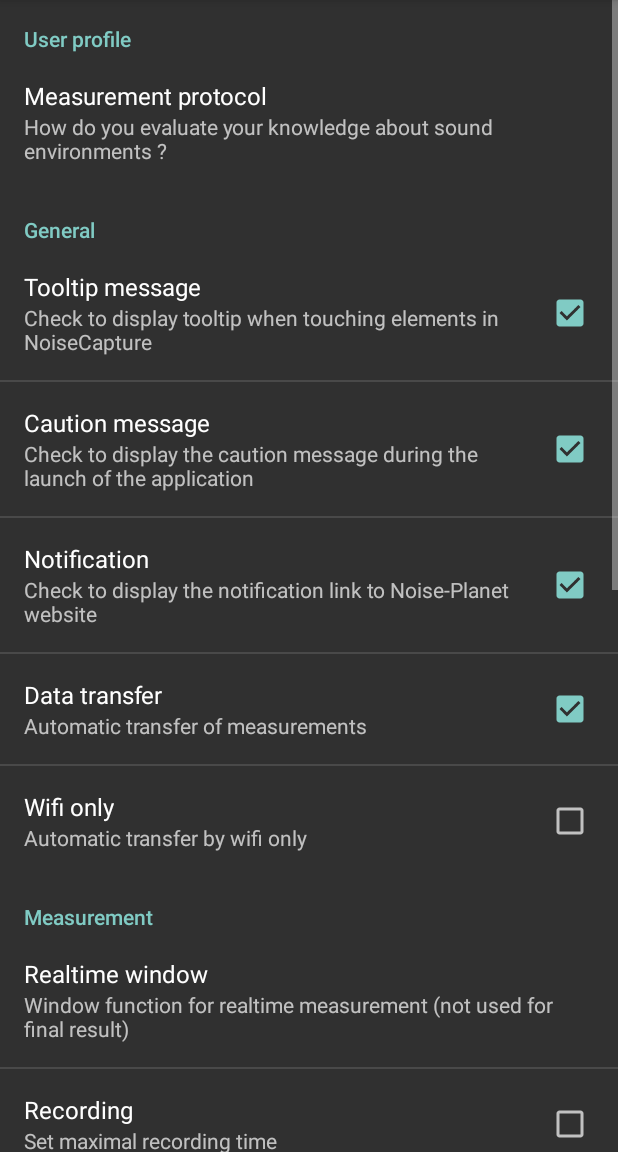
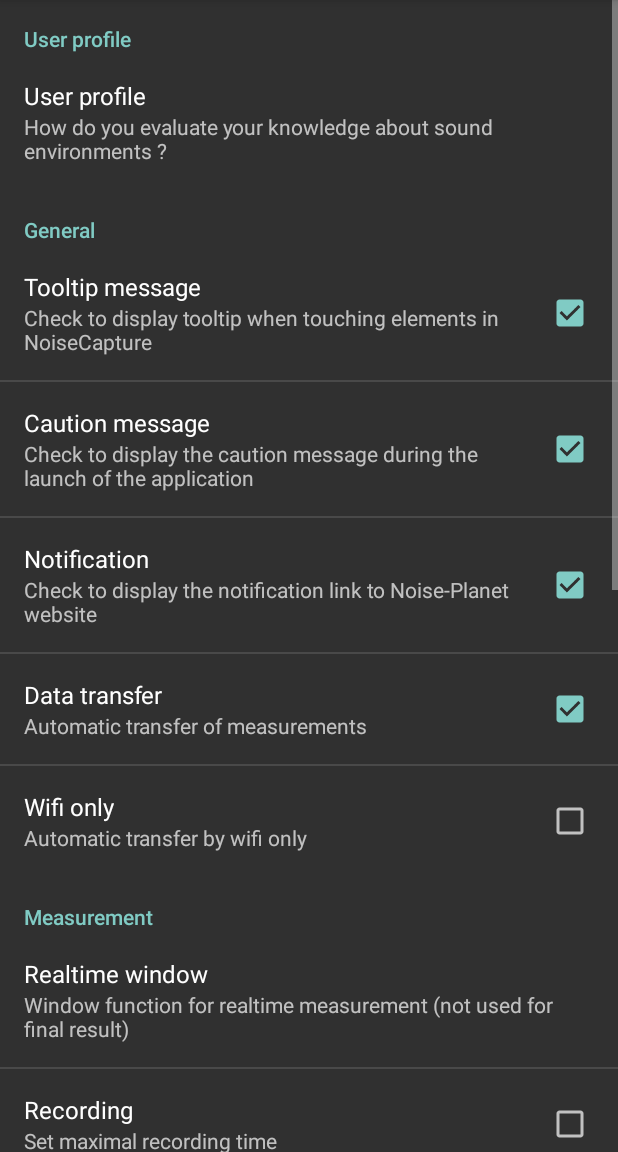
Before and after one commit to Universite-Gustave-Eiffel/NoiseCapture, an Android app: the fragment SettingsFragment shown on its own in the app's theme, on a phone screen of 412 x 824 dp, the part 84-1236 px from its top. Run offline under Robolectric (Android 15) with nearby library versions, the phone set to English and light mode, and no system bars.

Commit message:
User profile is now a modal dialog

```diff
--- a/app/src/main/res/layout/activity_privacy_policy.xml
+++ b/app/src/main/res/layout/activity_privacy_policy.xml
@@ -62,12 +62,6 @@
         android:layout_height="wrap_content"
         android:id="@+id/policy_agree_checkbox"
         android:text="@string/policy_agree_statement"/>
-    <Spinner
-        android:layout_width="match_parent"
-        android:layout_height="wrap_content"
-        android:id="@+id/policy_user_profile_spinner"
-        android:entries="@array/knowledge"
-        />
     <Button
         android:layout_width="wrap_content"
         android:layout_height="wrap_content"
--- a/app/src/main/res/values/strings.xml
+++ b/app/src/main/res/values/strings.xml
@@ -296,11 +296,11 @@
     <string name="title_settings_notification_links">Notification</string>
     <string name="summary_settings_notification_links">Check to display the notification link to Noise-Planet website</string>
     <string name="settings_category_profile">User profile</string>
-    <string name="title_settings_user_noise_knowledge">Measurement protocol</string>
+    <string name="title_settings_user_noise_knowledge">User profile</string>
     <string name="settings_user_noise_knowledge_description">How do you evaluate your knowledge about sound environments ?</string>
     <string-array name="knowledge">
         <item>I have no knowledge in the field of noise</item>
         <item>I have some knowledge in the field of noise</item>
-        <item>I am a expert/pro in the field of noise</item>
+        <item>I am an expert/pro in the field of noise</item>
     </string-array>
 </resources>
```
Also changed, not shown: app/src/main/java/org/noise_planet/noisecapture/PrivacyPolicyActivity.java (+24 -4 lines), 2 other files.
